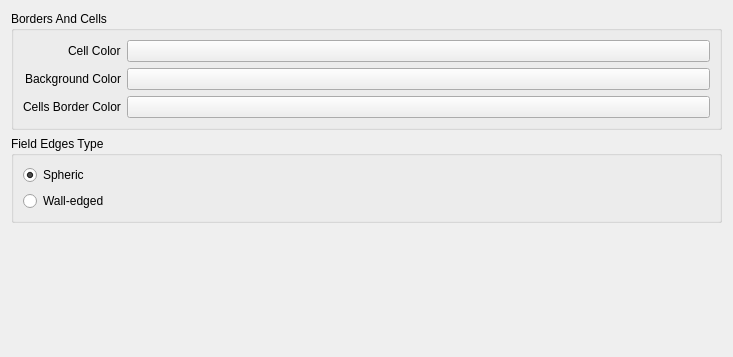
Old version of the form generalpage.ui in the repository darthtenebrus/kglife.
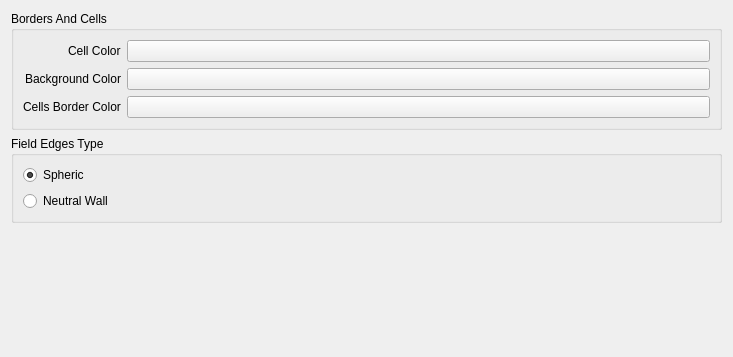
New version of the form. Custom widgets are drawn as their Qt base class.

Diff of the .ui file:
```diff
--- a/generalpage.ui
+++ b/generalpage.ui
@@ -105,7 +105,7 @@
       <item>
        <widget class="QRadioButton" name="kcfg_walled">
         <property name="text">
-         <string>Wall-edged</string>
+         <string>Neutral Wall</string>
         </property>
         <property name="shortcut">
          <string>Alt+W</string>
```
Left out of the diff: 12 changed lines with no effect on the pictures.
